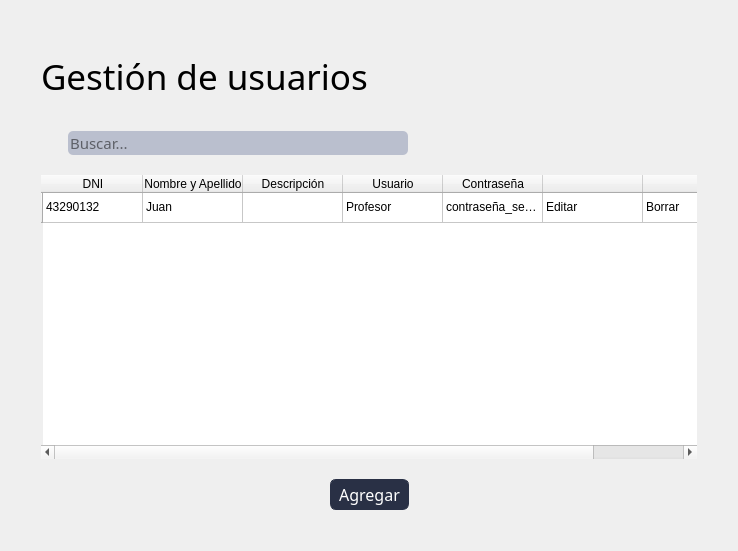
Qt form blustock/ui/screens_uis/usuarios.ui (MaxAPBusiness/Blustock) before a commit.
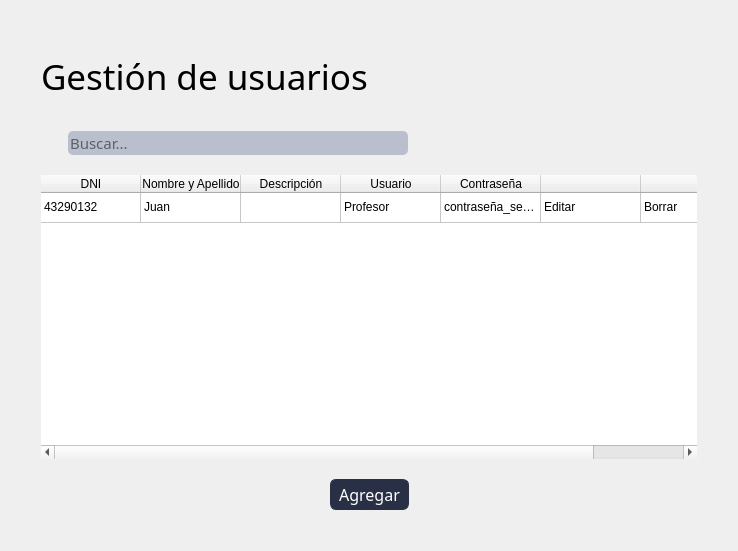
The same form after that commit. Icons and pictures are not drawn.

```diff
--- a/blustock/ui/screens_uis/usuarios.ui
+++ b/blustock/ui/screens_uis/usuarios.ui
@@ -267,6 +267,9 @@
        <property name="sortingEnabled">
         <bool>true</bool>
        </property>
+       <attribute name="verticalHeaderVisible">
+        <bool>false</bool>
+       </attribute>
        <row>
         <property name="text">
          <string/>
```
Left out of the diff: 4 changed lines with no effect on the pictures.
